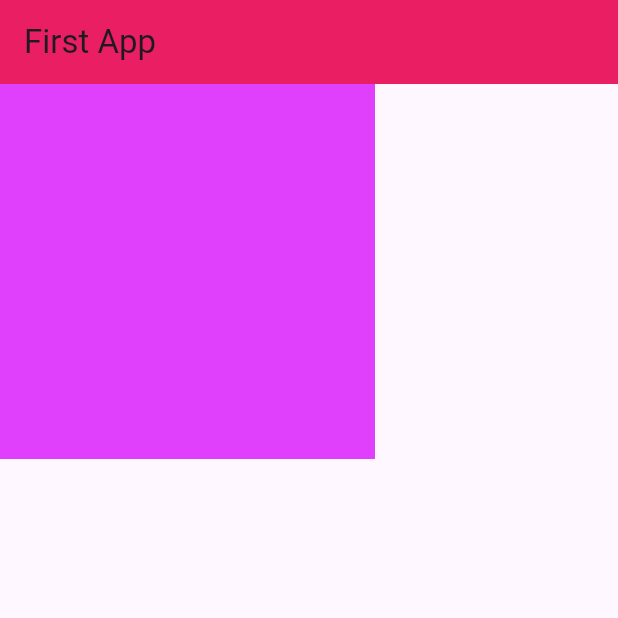
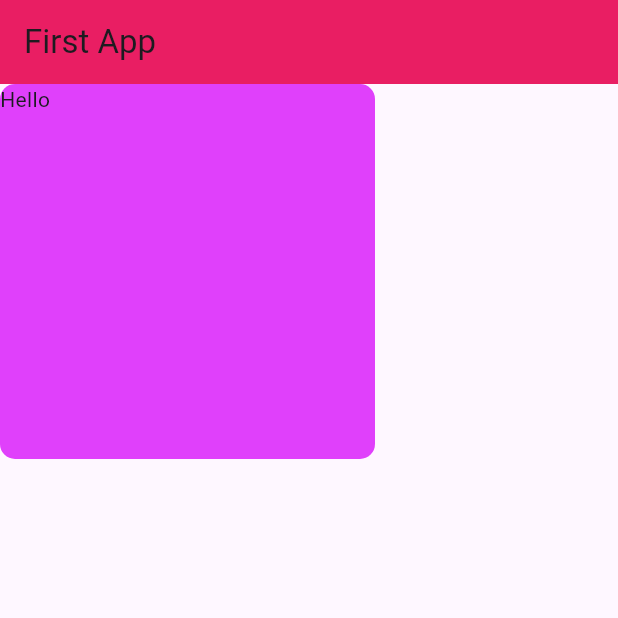
Before and after one commit to PrathibhaSithu/Flutter-Learn, a Flutter app: the screen it shows after launch, on a phone screen of 412 x 824 dp, the top half of it. Run offline on Flutter 3.47's test engine with Material 3 defaults, Android fonts, the phone set to English and light mode, and no system bars.

Commit message:
Update main.dart

```diff
--- a/newfproj/lib/main.dart
+++ b/newfproj/lib/main.dart
@@ -20,7 +20,11 @@ class MyApp extends StatelessWidget {
         body: Container(
           height: 250,
           width: 250,
-          color: Colors.purpleAccent,
+          decoration: BoxDecoration(
+            color: Colors.purpleAccent,
+            borderRadius: BorderRadius.circular(10),
+          ),
+          child: Text("Hello"),
         ),
       ),
     );
```
